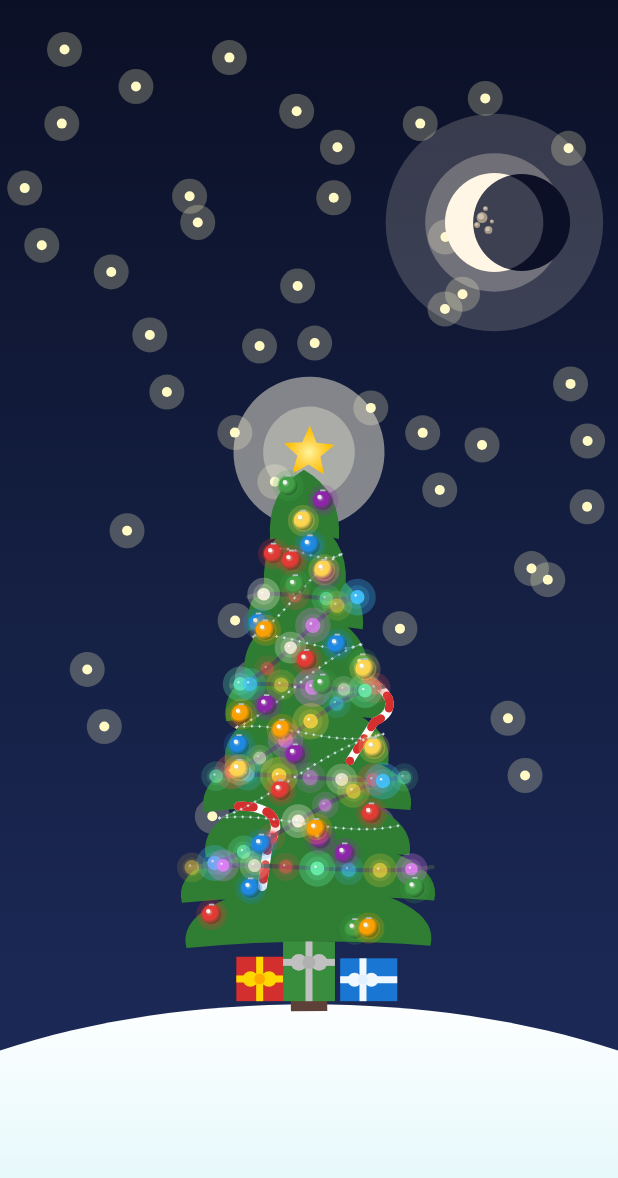
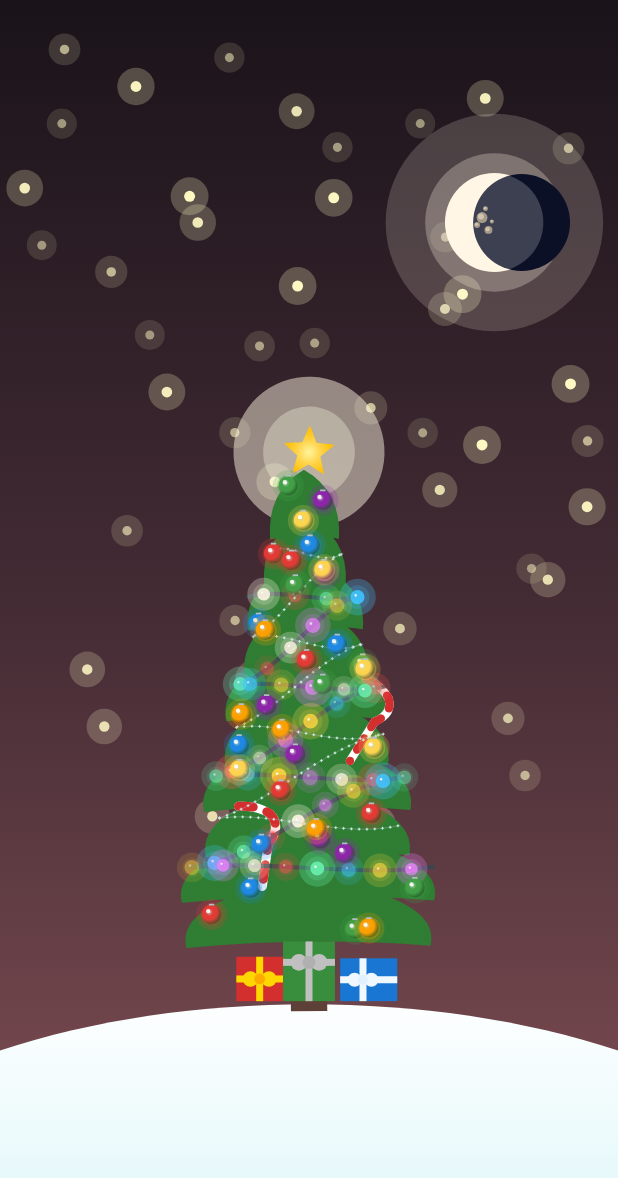
Before and after one commit to DAKSHSEMWAL/AdventCalendar2025, an Android app built with Jetpack Compose: the screen it shows after launch (MainActivity), on a phone screen of 412 x 824 dp. Shown: the top 1178 px of the screen. Run offline under Robolectric (Android 15) with nearby library versions, the phone set to English and light mode, and no system bars.

```diff
--- a/app/src/main/java/news/androiddev/composechristmas/MainActivity.kt
+++ b/app/src/main/java/news/androiddev/composechristmas/MainActivity.kt
@@ -78,32 +78,79 @@ fun ChristmasScene(modifier: Modifier = Modifier, skyTheme: SkyTheme = SkyTheme.
         ),
         label = "treeSwayTime"
     )
+    // Sky animation cycle for sunset/sunrise effect
+    val skyTime = twinkleTransition.animateFloat(
+        initialValue = 0f,
+        targetValue = 1f,
+        animationSpec = infiniteRepeatable(
+            animation = tween(durationMillis = 18000, easing = LinearEasing),
+            repeatMode = RepeatMode.Restart
+        ),
+        label = "skyTime"
+    )
+    // Star twinkle time
+    val starTwinkleTime = twinkleTransition.animateFloat(
+        initialValue = 0f,
+        targetValue = 1f,
+        animationSpec = infiniteRepeatable(
+            animation = tween(durationMillis = 3500, easing = LinearEasing),
+            repeatMode = RepeatMode.Restart
+        ),
+        label = "starTwinkleTime"
+    )
 
     Canvas(modifier = modifier.fillMaxSize()) {
         val canvasWidth = size.width
         val canvasHeight = size.height
 
-        // --- 1. Sky Background ---
+        // --- 1. Sky Background (Animated) ---
+        // Cycle through night -> dawn -> day -> dusk -> night
+        val skyPhase = (sin(2.0 * PI * skyTime.value) + 1.0) * 0.5 // 0..1 smooth cycle
+
         val skyBrush = when (skyTheme) {
-            SkyTheme.NightSky -> Brush.verticalGradient(
-                colors = listOf(
+            SkyTheme.NightSky -> {
+                // Animate between deep night and dawn colors
+                val nightColors = listOf(
                     Color(0xFF0B1026), // Deep Navy
                     Color(0xFF152044),
                     Color(0xFF1F2D5E)
-                ),
+                )
+                val dawnColors = listOf(
+                    Color(0xFF2B1308), // Purple dawn
+                    Color(0xFF7A2E12),
+                    Color(0xFFFF6A1A)
+                )
+                val blendedColors = nightColors.zip(dawnColors).map { (night, dawn) ->
+                    androidx.compose.ui.graphics.lerp(night, dawn, skyPhase.toFloat())
+                }
+                Brush.verticalGradient(
+                    colors = blendedColors,
                     startY = 0f,
                     endY = canvasHeight
                 )
+            }
 
-            SkyTheme.WinterMorning -> Brush.verticalGradient(
-                colors = listOf(
+            SkyTheme.WinterMorning -> {
+                // Animate between bright morning and softer mid-day
+                val morningColors = listOf(
                     Color(0xFFE3F2FD), // Pale Blue
                     Color(0xFFBBDEFB),
                     Color(0xFF90CAF9)
-                ),
+                )
+                val midDayColors = listOf(
+                    Color(0xFFB3E5FC),
+                    Color(0xFF81D4FA),
+                    Color(0xFF4FC3F7)
+                )
+                val blendedColors = morningColors.zip(midDayColors).map { (morning, midDay) ->
+                    androidx.compose.ui.graphics.lerp(morning, midDay, skyPhase.toFloat())
+                }
+                Brush.verticalGradient(
+                    colors = blendedColors,
                     startY = 0f,
                     endY = canvasHeight
                 )
+            }
         }
         drawRect(brush = skyBrush, topLeft = Offset.Zero, size = size)
 
@@ -137,17 +184,22 @@ fun ChristmasScene(modifier: Modifier = Modifier, skyTheme: SkyTheme = SkyTheme.
                     Offset(x, y)
                 }
 
-        for (pos in starPositions) {
-            // Glow Halo
+        starPositions.forEachIndexed { idx, pos ->
+            // Each star has its own phase offset for staggered twinkling
+            val starPhase = ((idx * 23 + 7) % 100) / 100f
+            val starBrightness = ((sin(2.0 * PI * (starTwinkleTime.value + starPhase)) + 1.0) * 0.5).toFloat()
+            val brightness = 0.5f + 0.5f * starBrightness // 0.5..1.0 range
+
+            // Glow Halo (animated)
             drawCircle(
-                color = starColor.copy(alpha = starGlowAlpha),
-                radius = starRadiusBase * 3.5f,
+                color = starColor.copy(alpha = starGlowAlpha * brightness),
+                radius = starRadiusBase * (3.0f + 0.8f * starBrightness),
                 center = pos
             )
-            // Core
+            // Core (animated size and opacity)
             drawCircle(
-                color = starColor,
-                radius = starRadiusBase,
+                color = starColor.copy(alpha = brightness),
+                radius = starRadiusBase * (0.9f + 0.2f * starBrightness),
                 center = pos
             )
         }
```
Lines whose indentation alone changed are shown as unchanged.
